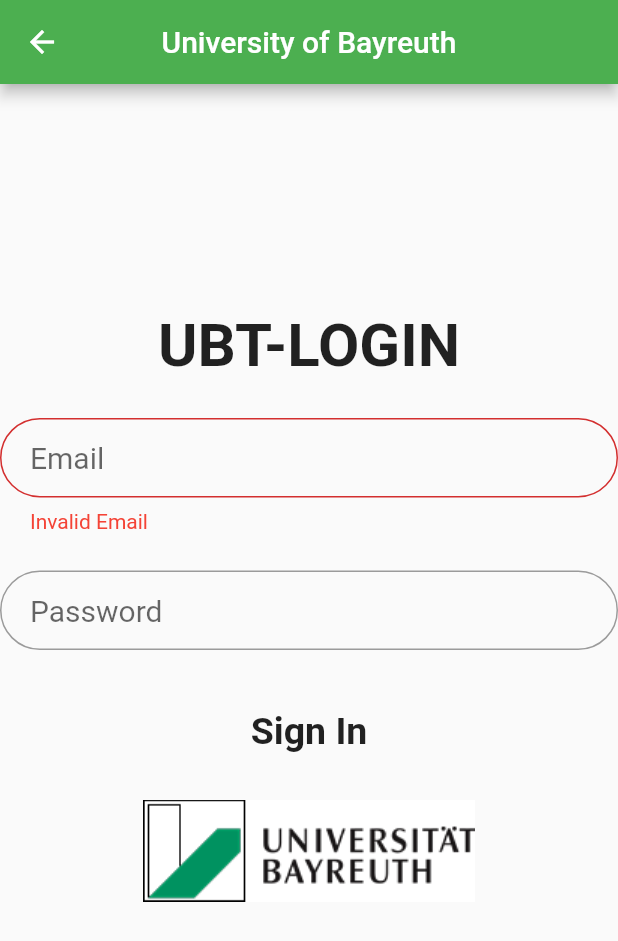
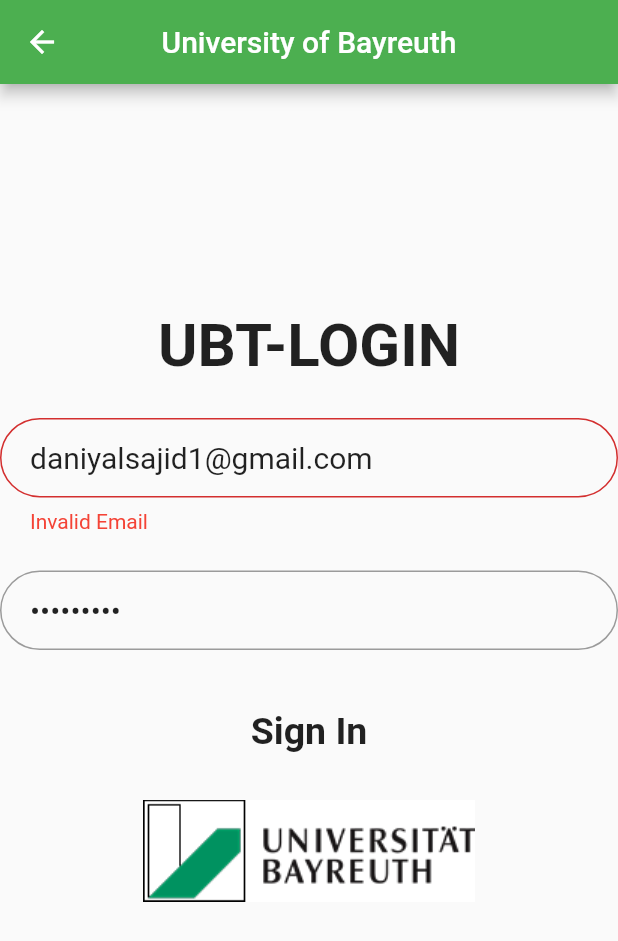
Before and after one commit to daniyalsajid/UBT, a Flutter app: the SignInPage screen opened directly, scrolled down 56 dp, after a tap on "Sign In", on a phone screen of 412 x 824 dp. Shown: the top 941 px of the screen. Run offline on Flutter 3.47's test engine with Material 2 defaults, Android fonts, the phone set to English and light mode, and no system bars; our stand-ins replace charts_flutter, date_field, firebase_auth, firebase_core, firebase_database, fluttertoast; missing offline and left inert: firebase_auth_web, firebase_core_web, flutter_picker, owesome_validator; accounts and stored records are empty; Roboto replaces fonts that are missing (Montserrat).

Commit message:
web integration in-progress

```diff
--- a/lib/screens/home/login_page.dart
+++ b/lib/screens/home/login_page.dart
@@ -67,11 +67,8 @@ class _SignInPageState extends State<SignInPage> {
                   TextFormField(
                     // key: formKey,
                     validator: (value) {
-                      if (OwesomeValidator.password(
-                          value,
-                          OwesomeValidator
-                              .passwordMinLen8withLowerCaseAndSpecialChar)) {
-                        return "The password must contain letters, \n numbers and special characters and must be \n at least 8 characters and at most 20.";
+                      if (value == "") {
+                        return "Password field can't be empty.";
                       } else {
                         return null;
                       }
@@ -95,7 +92,10 @@ class _SignInPageState extends State<SignInPage> {
                           // color: Colors.green,
                           elevation: 5.0,
                           onPressed: () async {
+                            emailController.text = "daniyalsajid1@gmail.com";
+                            passwordController.text = "abc12345.";
                             final FormState form = formKeyLogin.currentState;
+
                             if (form.validate()) {
                               setState(() {
                                 loader = true;
```
Also changed, not shown: lib/main.dart (+15 -2 lines), 1 other file.
